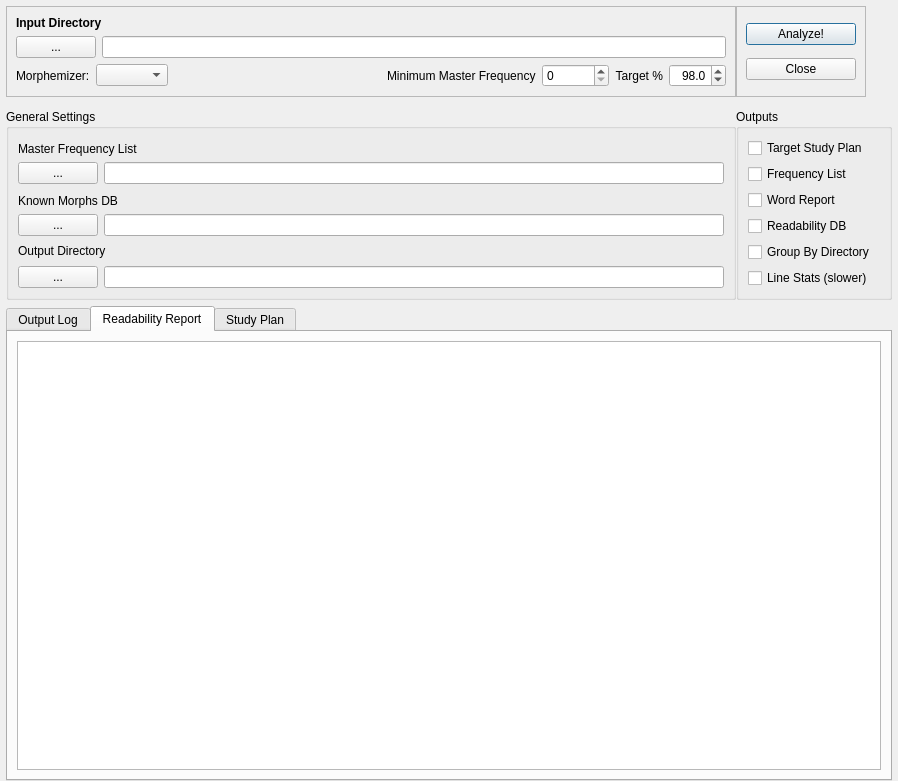
Above: morph/readability.ui from kaegi/MorphMan before the change. Below: the same form after it.
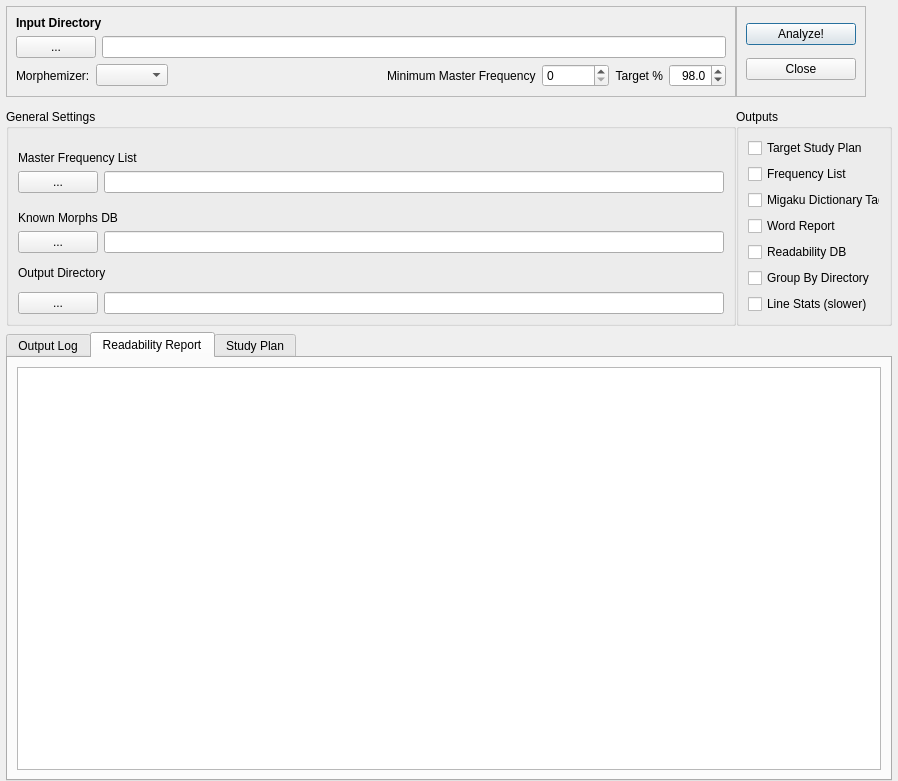
That is the form after the change. Custom widgets are drawn as their Qt base class.

Commit message: Experimental Migaku Dictionary and Migaku Immersion support.

Patch:
```diff
--- a/morph/readability.ui
+++ b/morph/readability.ui
@@ -359,6 +359,16 @@
           </property>
          </widget>
         </item>
+        <item>
+         <widget class="QCheckBox" name="migakuDictionaryCheckBox">
+          <property name="text">
+           <string>Migaku Dictionary Tags</string>
+          </property>
+          <property name="checked">
+           <bool>false</bool>
+          </property>
+         </widget>
+        </item>
         <item>
          <widget class="QCheckBox" name="wordReportCheckBox">
           <property name="text">
```
The commit also changes 4 other files.
